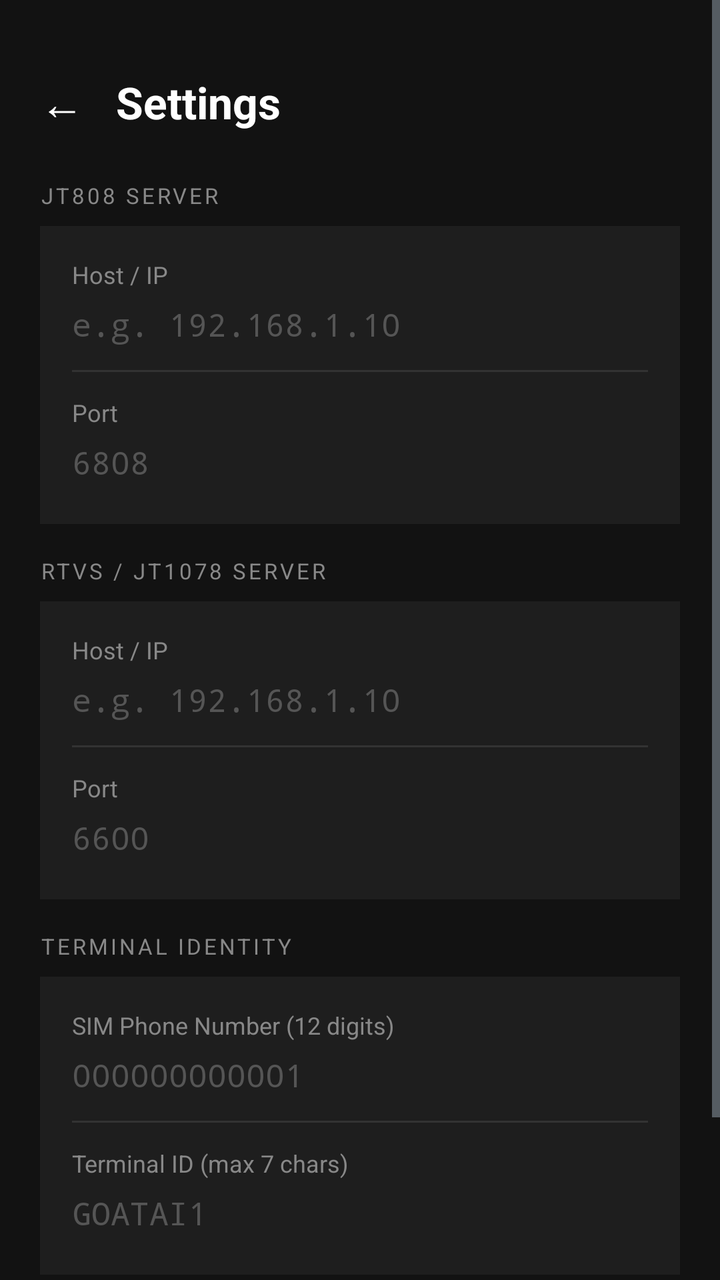
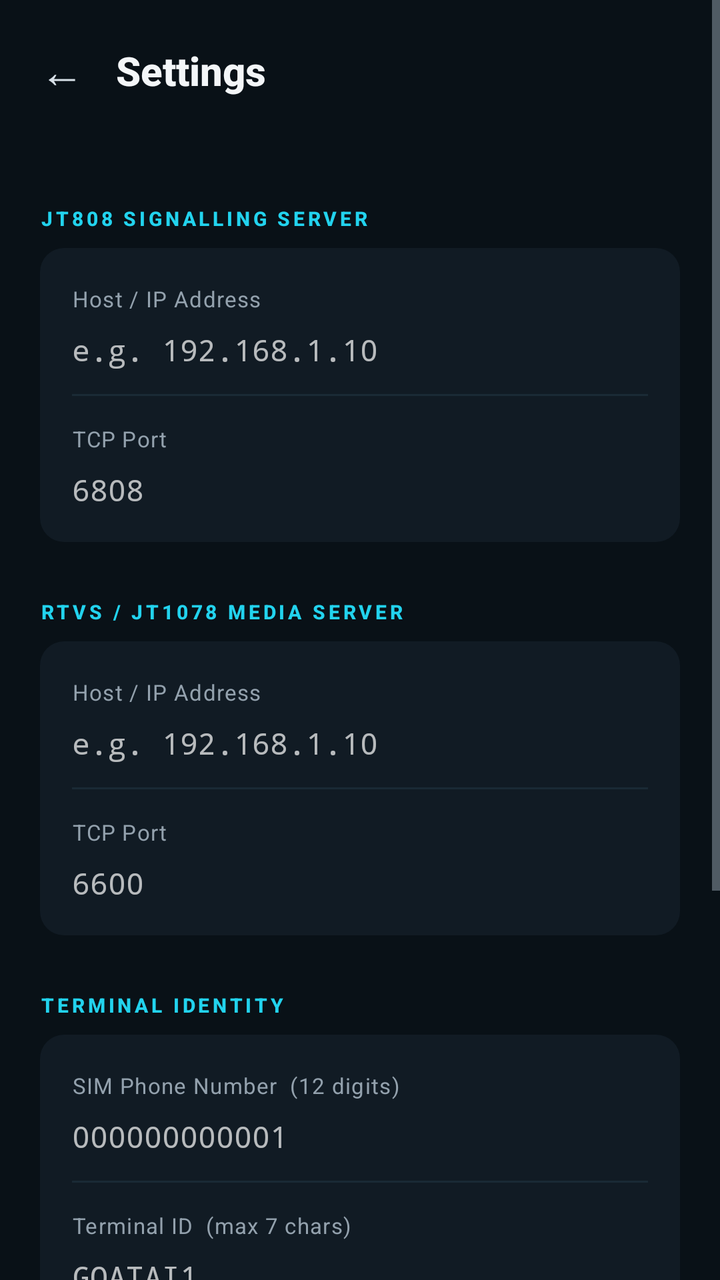

Screens rendered from an Android XML layout before and after an edit, with the pre-edit source and the edit as a unified diff.
<!-- AndroidManifest.xml: application theme Theme.Jt808Terminal -->
<!-- res/layout/activity_settings.xml -->
<?xml version="1.0" encoding="utf-8"?>
<ScrollView xmlns:android="http://schemas.android.com/apk/res/android"
    android:layout_width="match_parent"
    android:layout_height="match_parent"
    android:background="#121212"
    android:fillViewport="true">

    <LinearLayout
        android:layout_width="match_parent"
        android:layout_height="wrap_content"
        android:orientation="vertical"
        android:padding="20dp">

        
        <LinearLayout
            android:layout_width="match_parent"
            android:layout_height="wrap_content"
            android:gravity="center_vertical"
            android:orientation="horizontal"
            android:paddingTop="16dp"
            android:paddingBottom="24dp">

            <TextView
                android:id="@+id/btnBack"
                android:layout_width="wrap_content"
                android:layout_height="wrap_content"
                android:text="←"
                android:textColor="#FFFFFF"
                android:textSize="22sp"
                android:paddingEnd="16dp"
                android:clickable="true"
                android:focusable="true" />

            <TextView
                android:layout_width="wrap_content"
                android:layout_height="wrap_content"
                android:text="Settings"
                android:textColor="#FFFFFF"
                android:textSize="22sp"
                android:textStyle="bold" />
        </LinearLayout>

        
        <TextView
            android:layout_width="wrap_content"
            android:layout_height="wrap_content"
            android:text="JT808 SERVER"
            android:textColor="#888888"
            android:textSize="11sp"
            android:letterSpacing="0.12"
            android:layout_marginBottom="8dp" />

        <LinearLayout
            android:layout_width="match_parent"
            android:layout_height="wrap_content"
            android:background="#1E1E1E"
            android:orientation="vertical"
            android:padding="16dp"
            android:layout_marginBottom="16dp">

            <TextView
                android:layout_width="wrap_content"
                android:layout_height="wrap_content"
                android:text="Host / IP"
                android:textColor="#888888"
                android:textSize="12sp" />
            <EditText
                android:id="@+id/etJt808Host"
                android:layout_width="match_parent"
                android:layout_height="wrap_content"
                android:inputType="textUri"
                android:textColor="#FFFFFF"
                android:textColorHint="#555555"
                android:hint="e.g. 192.168.1.10"
                android:background="@null"
                android:paddingTop="6dp"
                android:paddingBottom="8dp"
                android:textSize="16sp"
                android:fontFamily="monospace" />

            <View
                android:layout_width="match_parent"
                android:layout_height="1dp"
                android:background="#333333"
                android:layout_marginTop="4dp"
                android:layout_marginBottom="12dp" />

            <TextView
                android:layout_width="wrap_content"
                android:layout_height="wrap_content"
                android:text="Port"
                android:textColor="#888888"
                android:textSize="12sp" />
            <EditText
                android:id="@+id/etJt808Port"
                android:layout_width="match_parent"
                android:layout_height="wrap_content"
                android:inputType="number"
                android:textColor="#FFFFFF"
                android:textColorHint="#555555"
                android:hint="6808"
                android:background="@null"
                android:paddingTop="6dp"
                android:paddingBottom="4dp"
                android:textSize="16sp"
                android:fontFamily="monospace" />
        </LinearLayout>

        
        <TextView
            android:layout_width="wrap_content"
            android:layout_height="wrap_content"
            android:text="RTVS / JT1078 SERVER"
            android:textColor="#888888"
            android:textSize="11sp"
            android:letterSpacing="0.12"
            android:layout_marginBottom="8dp" />

        <LinearLayout
            android:layout_width="match_parent"
            android:layout_height="wrap_content"
            android:background="#1E1E1E"
            android:orientation="vertical"
            android:padding="16dp"
            android:layout_marginBottom="16dp">

            <TextView
                android:layout_width="wrap_content"
                android:layout_height="wrap_content"
                android:text="Host / IP"
                android:textColor="#888888"
                android:textSize="12sp" />
            <EditText
                android:id="@+id/etRtvsHost"
                android:layout_width="match_parent"
                android:layout_height="wrap_content"
                android:inputType="textUri"
                android:textColor="#FFFFFF"
                android:textColorHint="#555555"
                android:hint="e.g. 192.168.1.10"
                android:background="@null"
                android:paddingTop="6dp"
                android:paddingBottom="8dp"
                android:textSize="16sp"
                android:fontFamily="monospace" />

            <View
                android:layout_width="match_parent"
                android:layout_height="1dp"
                android:background="#333333"
                android:layout_marginTop="4dp"
                android:layout_marginBottom="12dp" />

            <TextView
                android:layout_width="wrap_content"
                android:layout_height="wrap_content"
                android:text="Port"
                android:textColor="#888888"
                android:textSize="12sp" />
            <EditText
                android:id="@+id/etRtvsPort"
                android:layout_width="match_parent"
                android:layout_height="wrap_content"
                android:inputType="number"
                android:textColor="#FFFFFF"
                android:textColorHint="#555555"
                android:hint="6600"
                android:background="@null"
                android:paddingTop="6dp"
                android:paddingBottom="4dp"
                android:textSize="16sp"
                android:fontFamily="monospace" />
        </LinearLayout>

        
        <TextView
            android:layout_width="wrap_content"
            android:layout_height="wrap_content"
            android:text="TERMINAL IDENTITY"
            android:textColor="#888888"
            android:textSize="11sp"
            android:letterSpacing="0.12"
            android:layout_marginBottom="8dp" />

        <LinearLayout
            android:layout_width="match_parent"
            android:layout_height="wrap_content"
            android:background="#1E1E1E"
            android:orientation="vertical"
            android:padding="16dp"
            android:layout_marginBottom="24dp">

            <TextView
                android:layout_width="wrap_content"
                android:layout_height="wrap_content"
                android:text="SIM Phone Number (12 digits)"
                android:textColor="#888888"
                android:textSize="12sp" />
            <EditText
                android:id="@+id/etPhone"
                android:layout_width="match_parent"
                android:layout_height="wrap_content"
                android:inputType="phone"
                android:maxLength="12"
                android:textColor="#FFFFFF"
                android:textColorHint="#555555"
                android:hint="000000000001"
                android:background="@null"
                android:paddingTop="6dp"
                android:paddingBottom="8dp"
                android:textSize="16sp"
                android:fontFamily="monospace" />

            <View
                android:layout_width="match_parent"
                android:layout_height="1dp"
                android:background="#333333"
                android:layout_marginTop="4dp"
                android:layout_marginBottom="12dp" />

            <TextView
                android:layout_width="wrap_content"
                android:layout_height="wrap_content"
                android:text="Terminal ID (max 7 chars)"
                android:textColor="#888888"
                android:textSize="12sp" />
            <EditText
                android:id="@+id/etTerminalId"
                android:layout_width="match_parent"
                android:layout_height="wrap_content"
                android:inputType="text"
                android:maxLength="7"
                android:textColor="#FFFFFF"
                android:textColorHint="#555555"
                android:hint="GOATAI1"
                android:background="@null"
                android:paddingTop="6dp"
                android:paddingBottom="4dp"
                android:textSize="16sp"
                android:fontFamily="monospace" />
        </LinearLayout>

        
        <TextView
            android:id="@+id/btnSave"
            android:layout_width="match_parent"
            android:layout_height="52dp"
            android:background="#4CAF50"
            android:gravity="center"
            android:text="SAVE AND RESTART"
            android:textColor="#FFFFFF"
            android:textSize="15sp"
            android:textStyle="bold"
            android:letterSpacing="0.05"
            android:clickable="true"
            android:focusable="true" />

        <TextView
            android:id="@+id/tvError"
            android:layout_width="wrap_content"
            android:layout_height="wrap_content"
            android:layout_marginTop="12dp"
            android:textColor="#F44336"
            android:textSize="13sp"
            android:visibility="gone" />

    </LinearLayout>
</ScrollView>
<!-- resources referenced by this layout -->
<resources>
  <style name="Theme.Jt808Terminal" parent="Theme.MaterialComponents.NoActionBar">
          <item name="android:windowBackground">@color/goatai_bg</item>
          <item name="android:statusBarColor">@color/goatai_bg</item>
          <item name="android:navigationBarColor">@color/goatai_bg</item>
          <item name="colorPrimary">@color/goatai_purple</item>
          <item name="colorPrimaryVariant">@color/goatai_purple_deep</item>
          <item name="colorOnPrimary">@color/goatai_fg_strong</item>
          <item name="colorSecondary">@color/goatai_electric</item>
          <item name="colorOnSecondary">@color/goatai_bg</item>
          <item name="android:textColorPrimary">@color/goatai_fg</item>
          <item name="android:textColorSecondary">@color/goatai_muted</item>
      </style>
  <color name="goatai_bg">#091117</color>
  <color name="goatai_purple">#863bff</color>
  <color name="goatai_purple_deep">#7e14ff</color>
  <color name="goatai_fg_strong">#f3f6f8</color>
  <color name="goatai_electric">#22d3ee</color>
  <color name="goatai_fg">#d8e1e8</color>
  <color name="goatai_muted">#93a1ad</color>
</resources>

<!-- the commit's change to res/layout/activity_settings.xml (unified diff, before → after) -->
@@ -2,14 +2,14 @@
 <ScrollView xmlns:android="http://schemas.android.com/apk/res/android"
     android:layout_width="match_parent"
     android:layout_height="match_parent"
-    android:background="#121212"
+    android:background="@color/goatai_bg"
     android:fillViewport="true">
 
     <LinearLayout
         android:layout_width="match_parent"
         android:layout_height="wrap_content"
         android:orientation="vertical"
-        android:padding="20dp">
+        android:paddingHorizontal="20dp">
 
         
         <LinearLayout
@@ -17,226 +17,131 @@
             android:layout_height="wrap_content"
             android:gravity="center_vertical"
             android:orientation="horizontal"
-            android:paddingTop="16dp"
-            android:paddingBottom="24dp">
+            android:paddingTop="20dp"
+            android:paddingBottom="28dp">
 
             <TextView
                 android:id="@+id/btnBack"
                 android:layout_width="wrap_content"
                 android:layout_height="wrap_content"
                 android:text="←"
-                android:textColor="#FFFFFF"
+                android:textColor="@color/goatai_fg"
                 android:textSize="22sp"
                 android:paddingEnd="16dp"
                 android:clickable="true"
                 android:focusable="true" />
 
             <TextView
-                android:layout_width="wrap_content"
+                android:layout_width="0dp"
                 android:layout_height="wrap_content"
+                android:layout_weight="1"
                 android:text="Settings"
-                android:textColor="#FFFFFF"
-                android:textSize="22sp"
-                android:textStyle="bold" />
+                android:textColor="@color/goatai_fg_strong"
+                android:textSize="20sp"
+                android:textStyle="bold"
+                android:fontFamily="sans-serif-medium" />
         </LinearLayout>
 
         
         <TextView
-            android:layout_width="wrap_content"
-            android:layout_height="wrap_content"
-            android:text="JT808 SERVER"
-            android:textColor="#888888"
-            android:textSize="11sp"
-            android:letterSpacing="0.12"
-            android:layout_marginBottom="8dp" />
+            style="@style/SettingsSectionLabel"
+            android:text="JT808 SIGNALLING SERVER" />
 
-        <LinearLayout
-            android:layout_width="match_parent"
-            android:layout_height="wrap_content"
-            android:background="#1E1E1E"
-            android:orientation="vertical"
-            android:padding="16dp"
-            android:layout_marginBottom="16dp">
+        <LinearLayout style="@style/SettingsCard">
 
-            <TextView
-                android:layout_width="wrap_content"
-                android:layout_height="wrap_content"
-                android:text="Host / IP"
-                android:textColor="#888888"
-                android:textSize="12sp" />
+            <TextView style="@style/SettingsFieldLabel" android:text="Host / IP Address" />
             <EditText
                 android:id="@+id/etJt808Host"
-                android:layout_width="match_parent"
-                android:layout_height="wrap_content"
+                style="@style/SettingsEditText"
                 android:inputType="textUri"
-                android:textColor="#FFFFFF"
-                android:textColorHint="#555555"
-                android:hint="e.g. 192.168.1.10"
-                android:background="@null"
-                android:paddingTop="6dp"
-                android:paddingBottom="8dp"
-                android:textSize="16sp"
-                android:fontFamily="monospace" />
+                android:hint="e.g. 192.168.1.10" />
 
-            <View
-                android:layout_width="match_parent"
-                android:layout_height="1dp"
-                android:background="#333333"
-                android:layout_marginTop="4dp"
-                android:layout_marginBottom="12dp" />
+            <View style="@style/SettingsDivider" />
 
-            <TextView
-                android:layout_width="wrap_content"
-                android:layout_height="wrap_content"
-                android:text="Port"
-                android:textColor="#888888"
-                android:textSize="12sp" />
+            <TextView style="@style/SettingsFieldLabel" android:text="TCP Port" />
             <EditText
                 android:id="@+id/etJt808Port"
-                android:layout_width="match_parent"
-                android:layout_height="wrap_content"
+                style="@style/SettingsEditText"
                 android:inputType="number"
-                android:textColor="#FFFFFF"
-                android:textColorHint="#555555"
-                android:hint="6808"
-                android:background="@null"
-                android:paddingTop="6dp"
-                android:paddingBottom="4dp"
-                android:textSize="16sp"
-                android:fontFamily="monospace" />
+                android:hint="6808" />
         </LinearLayout>
 
         
         <TextView
-            android:layout_width="wrap_content"
-            android:layout_height="wrap_content"
-            android:text="RTVS / JT1078 SERVER"
-            android:textColor="#888888"
-            android:textSize="11sp"
-            android:letterSpacing="0.12"
-            android:layout_marginBottom="8dp" />
+            style="@style/SettingsSectionLabel"
+            android:text="RTVS / JT1078 MEDIA SERVER" />
 
-        <LinearLayout
-            android:layout_width="match_parent"
-            android:layout_height="wrap_content"
-            android:background="#1E1E1E"
-            android:orientation="vertical"
-            android:padding="16dp"
-            android:layout_marginBottom="16dp">
+        <LinearLayout style="@style/SettingsCard">
 
-            <TextView
-                android:layout_width="wrap_content"
-                android:layout_height="wrap_content"
-                android:text="Host / IP"
-                android:textColor="#888888"
-                android:textSize="12sp" />
+            <TextView style="@style/SettingsFieldLabel" android:text="Host / IP Address" />
             <EditText
                 android:id="@+id/etRtvsHost"
-                android:layout_width="match_parent"
-                android:layout_height="wrap_content"
+                style="@style/SettingsEditText"
                 android:inputType="textUri"
-                android:textColor="#FFFFFF"
-                android:textColorHint="#555555"
-                android:hint="e.g. 192.168.1.10"
-                android:background="@null"
-                android:paddingTop="6dp"
-                android:paddingBottom="8dp"
-                android:textSize="16sp"
-                android:fontFamily="monospace" />
+                android:hint="e.g. 192.168.1.10" />
 
-            <View
-                android:layout_width="match_parent"
-                android:layout_height="1dp"
-                android:background="#333333"
-                android:layout_marginTop="4dp"
-                android:layout_marginBottom="12dp" />
+            <View style="@style/SettingsDivider" />
 
-            <TextView
-                android:layout_width="wrap_content"
-                android:layout_height="wrap_content"
-                android:text="Port"
-                android:textColor="#888888"
-                android:textSize="12sp" />
+            <TextView style="@style/SettingsFieldLabel" android:text="TCP Port" />
             <EditText
                 android:id="@+id/etRtvsPort"
-                android:layout_width="match_parent"
-                android:layout_height="wrap_content"
+                style="@style/SettingsEditText"
                 android:inputType="number"
-                android:textColor="#FFFFFF"
-                android:textColorHint="#555555"
-                android:hint="6600"
-                android:background="@null"
-                android:paddingTop="6dp"
-                android:paddingBottom="4dp"
-                android:textSize="16sp"
-                android:fontFamily="monospace" />
+                android:hint="6600" />
         </LinearLayout>
 
         
         <TextView
-            android:layout_width="wrap_content"
-            android:layout_height="wrap_content"
-            android:text="TERMINAL IDENTITY"
-            android:textColor="#888888"
-            android:textSize="11sp"
-            android:letterSpacing="0.12"
-            android:layout_marginBottom="8dp" />
+            style="@style/SettingsSectionLabel"
+            android:text="TERMINAL IDENTITY" />
 
-        <LinearLayout
-            android:layout_width="match_parent"
-            android:layout_height="wrap_content"
-            android:background="#1E1E1E"
-            android:orientation="vertical"
-            android:padding="16dp"
-            android:layout_marginBottom="24dp">
+        <LinearLayout style="@style/SettingsCard">
 
-            <TextView
-                android:layout_width="wrap_content"
-                android:layout_height="wrap_content"
-                android:text="SIM Phone Number (12 digits)"
-                android:textColor="#888888"
-                android:textSize="12sp" />
+            <TextView style="@style/SettingsFieldLabel" android:text="SIM Phone Number  (12 digits)" />
             <EditText
                 android:id="@+id/etPhone"
+                style="@style/SettingsEditText"
+                android:inputType="phone"
+                android:maxLength="12"
+                android:hint="000000000001" />
+
+            <View style="@style/SettingsDivider" />
+
+            <TextView style="@style/SettingsFieldLabel" android:text="Terminal ID  (max 7 chars)" />
+            <EditText
+                android:id="@+id/etTerminalId"
+                style="@style/SettingsEditText"
+                android:inputType="text"
+                android:maxLength="7"
+                android:hint="GOATAI1" />
+        </LinearLayout>
+
+        
+        <TextView
+            style="@style/SettingsSectionLabel"
+            android:text="VEHICLE REGISTRATION" />
+
+        <LinearLayout style="@style/SettingsCard" android:layout_marginBottom="28dp">
+
+            <TextView style="@style/SettingsFieldLabel"
+                android:text="VIN / License Plate  (used in 0x0100 registration)" />
+            <EditText
+                android:id="@+id/etVin"
+                style="@style/SettingsEditText"
+                android:inputType="textCapCharacters"
+                android:maxLength="17"
+                android:hint="GOATAI0000000001" />
+
+            <View style="@style/SettingsDivider" />
+
+            
+            <TextView
                 android:layout_width="match_parent"
                 android:layout_height="wrap_content"
-                android:inputType="phone"
-                android:maxLength="12"
-                android:textColor="#FFFFFF"
-                android:textColorHint="#555555"
-                android:hint="000000000001"
-                android:background="@null"
-                android:paddingTop="6dp"
-                android:paddingBottom="8dp"
-                android:textSize="16sp"
-                android:fontFamily="monospace" />
-
-            <View
-                android:layout_width="match_parent"
-                android:layout_height="1dp"
-                android:background="#333333"
-                android:layout_marginTop="4dp"
-                android:layout_marginBottom="12dp" />
-
-            <TextView
-                android:layout_width="wrap_content"
-                android:layout_height="wrap_content"
-                android:text="Terminal ID (max 7 chars)"
-                android:textColor="#888888"
-                android:textSize="12sp" />
-            <EditText
-                android:id="@+id/etTerminalId"
-                android:layout_width="match_parent"
-                android:layout_height="wrap_content"
-                android:inputType="text"
-                android:maxLength="7"
-                android:textColor="#FFFFFF"
-                android:textColorHint="#555555"
-                android:hint="GOATAI1"
-                android:background="@null"
-                android:paddingTop="6dp"
-                android:paddingBottom="4dp"
-                android:textSize="16sp"
+                android:paddingTop="8dp"
+                android:text="Plate colour: 0 (unregistered) — configurable via 0x8103 param 0x0084"
+                android:textColor="@color/goatai_muted"
+                android:textSize="11sp"
                 android:fontFamily="monospace" />
         </LinearLayout>
 
@@ -245,22 +150,24 @@
             android:id="@+id/btnSave"
             android:layout_width="match_parent"
             android:layout_height="52dp"
-            android:background="#4CAF50"
+            android:background="@drawable/btn_save"
             android:gravity="center"
             android:text="SAVE AND RESTART"
-            android:textColor="#FFFFFF"
-            android:textSize="15sp"
+            android:textColor="@color/goatai_fg_strong"
+            android:textSize="13sp"
             android:textStyle="bold"
-            android:letterSpacing="0.05"
+            android:letterSpacing="0.08"
             android:clickable="true"
-            android:focusable="true" />
+            android:focusable="true"
+            android:layout_marginBottom="12dp" />
 
         <TextView
             android:id="@+id/tvError"
             android:layout_width="wrap_content"
             android:layout_height="wrap_content"
-            android:layout_marginTop="12dp"
-            android:textColor="#F44336"
+            android:layout_marginTop="8dp"
+            android:layout_marginBottom="24dp"
+            android:textColor="@color/goatai_warn"
             android:textSize="13sp"
             android:visibility="gone" />
 
<!-- resource entries referenced after the edit -->
@@ -1,5 +1,55 @@
 <!-- resources referenced by this layout -->
 <resources>
+  <color name="goatai_bg">#091117</color>
+  <color name="goatai_fg">#d8e1e8</color>
+  <color name="goatai_fg_strong">#f3f6f8</color>
+  <color name="goatai_muted">#93a1ad</color>
+  <color name="goatai_warn">#fb923c</color>
+  <style name="SettingsCard">
+          <item name="android:layout_width">match_parent</item>
+          <item name="android:layout_height">wrap_content</item>
+          <item name="android:orientation">vertical</item>
+          <item name="android:background">@drawable/bg_settings_card</item>
+          <item name="android:paddingHorizontal">16dp</item>
+          <item name="android:paddingVertical">4dp</item>
+          <item name="android:layout_marginBottom">4dp</item>
+      </style>
+  <style name="SettingsDivider">
+          <item name="android:layout_width">match_parent</item>
+          <item name="android:layout_height">1dp</item>
+          <item name="android:background">@color/goatai_divider</item>
+      </style>
+  <style name="SettingsEditText">
+          <item name="android:layout_width">match_parent</item>
+          <item name="android:layout_height">wrap_content</item>
+          <item name="android:paddingTop">6dp</item>
+          <item name="android:paddingBottom">12dp</item>
+          <item name="android:textColor">@color/goatai_fg_strong</item>
+          <item name="android:textSize">15sp</item>
+          <item name="android:fontFamily">monospace</item>
+          <item name="android:background">@android:color/transparent</item>
+          <item name="android:textCursorDrawable">@null</item>
+      </style>
+  <style name="SettingsFieldLabel">
+          <item name="android:layout_width">match_parent</item>
+          <item name="android:layout_height">wrap_content</item>
+          <item name="android:paddingTop">14dp</item>
+          <item name="android:paddingBottom">2dp</item>
+          <item name="android:textColor">@color/goatai_muted</item>
+          <item name="android:textSize">11sp</item>
+          <item name="android:letterSpacing">0.04</item>
+      </style>
+  <style name="SettingsSectionLabel">
+          <item name="android:layout_width">match_parent</item>
+          <item name="android:layout_height">wrap_content</item>
+          <item name="android:layout_marginTop">24dp</item>
+          <item name="android:layout_marginBottom">8dp</item>
+          <item name="android:textColor">@color/goatai_electric</item>
+          <item name="android:textSize">10sp</item>
+          <item name="android:textStyle">bold</item>
+          <item name="android:letterSpacing">0.16</item>
+          <item name="android:fontFamily">sans-serif-medium</item>
+      </style>
   <style name="Theme.Jt808Terminal" parent="Theme.MaterialComponents.NoActionBar">
           <item name="android:windowBackground">@color/goatai_bg</item>
           <item name="android:statusBarColor">@color/goatai_bg</item>
@@ -12,12 +62,18 @@
           <item name="android:textColorPrimary">@color/goatai_fg</item>
           <item name="android:textColorSecondary">@color/goatai_muted</item>
       </style>
-  <color name="goatai_bg">#091117</color>
+  <color name="goatai_purple_deep">#7e14ff</color>
+  <color name="goatai_electric_dim">#17a3bb</color>
   <color name="goatai_purple">#863bff</color>
-  <color name="goatai_purple_deep">#7e14ff</color>
-  <color name="goatai_fg_strong">#f3f6f8</color>
   <color name="goatai_electric">#22d3ee</color>
-  <color name="goatai_fg">#d8e1e8</color>
-  <color name="goatai_muted">#93a1ad</color>
+  <!-- drawable bg_settings_card (drawable) -->
+  <?xml version="1.0" encoding="utf-8"?>
+  <shape xmlns:android="http://schemas.android.com/apk/res/android"
+      android:shape="rectangle">
+      <solid android:color="@color/goatai_surface" />
+      <corners android:radius="12dp" />
+  </shape>
+  <color name="goatai_divider">#1a2a35</color>
+  <color name="goatai_surface">#111b24</color>
 </resources>
 
